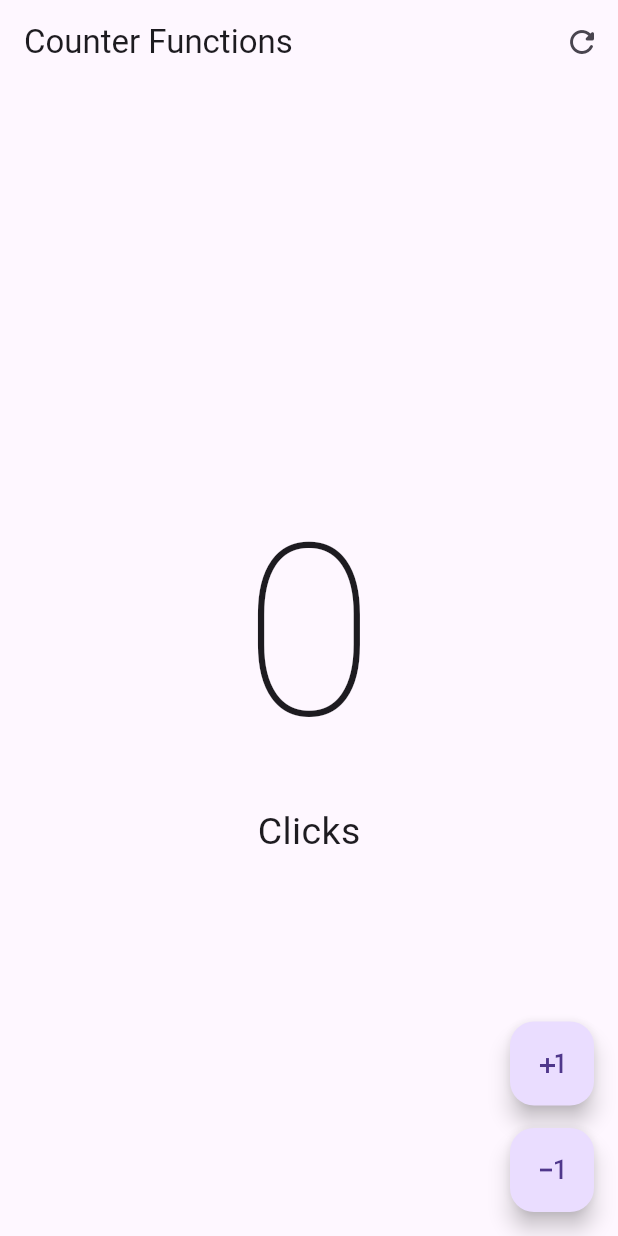
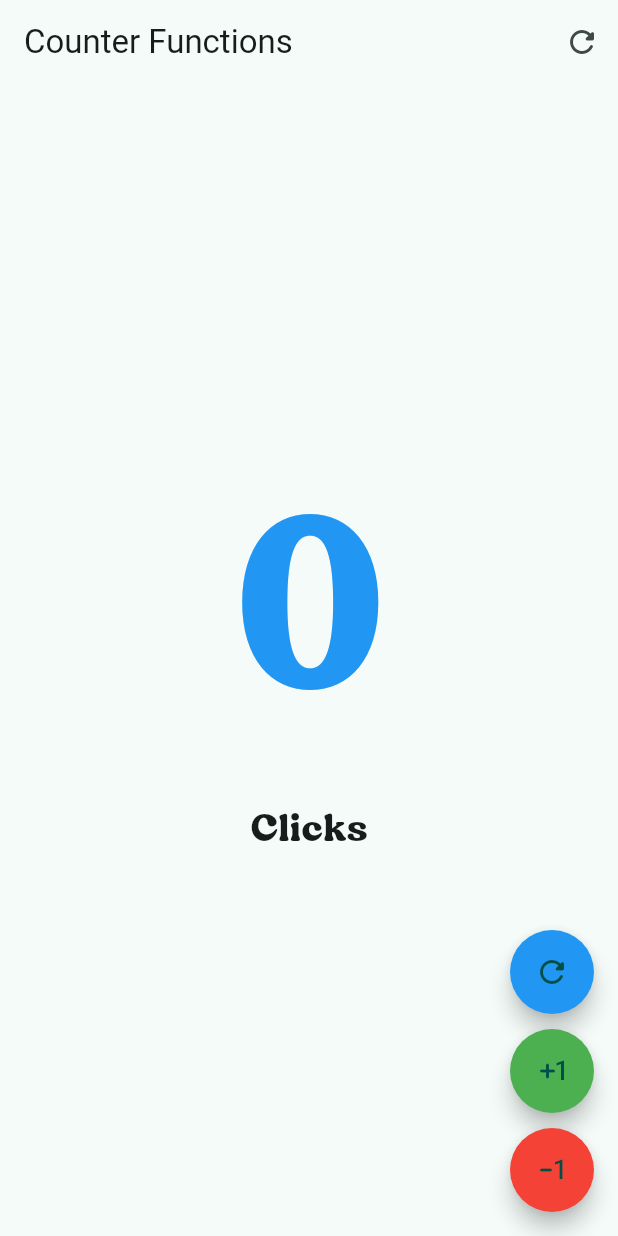
Before and after one commit to DanielGarciaPluma/Practicas-DMI-230187, a Flutter app: the screen it shows after launch, on a phone screen of 412 x 824 dp. Run offline on Flutter 3.47's test engine with Material 3 defaults, Android fonts, the phone set to English and light mode, and no system bars.

Commit message:
Practica 02: Creacion de mi primera aplicacion con flutter
Creacion de una aplicacion con fluter desde cero

```diff
--- a/hello_world_app/lib/Presentation/Screens/counter/counter_functions_screen.dart
+++ b/hello_world_app/lib/Presentation/Screens/counter/counter_functions_screen.dart
@@ -4,11 +4,11 @@ class CounterFunctionsScreen extends StatefulWidget {
   const CounterFunctionsScreen({super.key});
 
   @override
-  State<CounterFunctionsScreen> createState() => _CounterFunctionsScreenState();
+  State<CounterFunctionsScreen> createState() => _CounterScreenState();
 }
 
-class _CounterFunctionsScreenState extends State<CounterFunctionsScreen> {
-  int clickCounter = 0;
+class _CounterScreenState extends State<CounterFunctionsScreen> {
+  int clickcounter = 0;
 
   @override
   Widget build(BuildContext context) {
@@ -16,83 +16,72 @@ class _CounterFunctionsScreenState extends State<CounterFunctionsScreen> {
       appBar: AppBar(
         title: const Text('Counter Functions'),
         actions: [
-            IconButton(
-                icon: const Icon(Icons.refresh_rounded),
-                onPressed: () {
-                  setState(() {
-                    clickCounter = 0;
-                  });
-                }),
+          IconButton(icon: Icon(Icons.refresh_rounded), onPressed: () {
+            setState((){clickcounter = 0;})
+            ;
+          })
         ],
       ),
       body: Center(
         child: Column(
           mainAxisAlignment: MainAxisAlignment.center,
           children: [
-              Text('$clickCounter',
-                  style: const TextStyle(
-                      fontSize: 160, fontWeight: FontWeight.w100)),
-
-              Text('Click${clickCounter == 1 ? '' : 's'}',
-                  style: const TextStyle(fontSize: 25))
-
-              // if( clickCounter == 1 )
-              //   const Text('Click', style: TextStyle(fontSize: 25)),
-
-              // if( clickCounter != 1 )
-              //   const Text('Clicks', style: TextStyle(fontSize: 25)),
+            Text(
+              '$clickcounter',
+              style: TextStyle(
+                fontSize: 160,
+                fontFamily: 'Bremlin',
+                fontWeight: FontWeight.w100,
+                color: clickcounter < 0
+                    ? Colors.red
+                    : clickcounter > 0
+                    ? Colors.green
+                    : Colors.blue,
+              ),
+            ),
+            Text(
+              "Click${clickcounter != 1 ? 's' : ''}",
+              style: TextStyle(fontSize: 25, fontFamily: 'Bremlin'),
+            ),
           ],
         ),
       ),
       floatingActionButton: Column(
         mainAxisAlignment: MainAxisAlignment.end,
         children: [
-            CustomButton(
-              icon: Icons.refresh_rounded,
-              onPressed: () {
-                clickCounter = 0;
-                setState(() {});
-              },
+          // Igualar a Cero
+          CustomButton(icon: Icons.refresh_rounded, color: Colors.blue, onPressed: () { setState((){ clickcounter = 0;}); },),
+          SizedBox(height: 10),
+          // Sumar uno
+          CustomButton(icon: Icons.exposure_plus_1_rounded, color: Colors.green, onPressed: () { setState((){ clickcounter++; }); },),
+          SizedBox(height: 10),
+          // Restar uno
+          CustomButton(icon: Icons.exposure_minus_1_rounded, color: Colors.red, onPressed: () { setState((){ clickcounter--; });},),
+        ],
       ),
-            const SizedBox(height: 10),
-            CustomButton(
-              icon: Icons.exposure_minus_1_outlined,
-              onPressed: () {
-                if (clickCounter == 0) return;
-                clickCounter--;
-                setState(() {});
-              },
-            ),
-            const SizedBox(height: 10),
-            CustomButton(
-              icon: Icons.plus_one,
-              onPressed: () {
-                clickCounter++;
-                setState(() {});
-              },
-            ),
-          ],
-        ));
+    );
   }
 }
 
 class CustomButton extends StatelessWidget {
+
   final IconData icon;
   final VoidCallback? onPressed;
-
+  final Color color;
   const CustomButton({
     super.key,
     required this.icon,
     this.onPressed,
+    required this.color
   });
 
   @override
   Widget build(BuildContext context) {
     return FloatingActionButton(
-      // shape: const StadiumBorder(),
+      shape: const StadiumBorder(),
       enableFeedback: true,
-      elevation: 5,
       onPressed: onPressed,
+      backgroundColor: color,
       child: Icon(icon),
     );
   }
--- a/hello_world_app/lib/Presentation/Screens/counter/counter_screen.dart
+++ /dev/null
@@ -1,64 +0,0 @@
-import 'package:flutter/material.dart';
-
-class CounterFunctionsScreen extends StatefulWidget {
-  const CounterFunctionsScreen({super.key});
-
-  @override
-  State<CounterFunctionsScreen> createState() => _CounterFunctionsScreenState();
-}
-
-class _CounterFunctionsScreenState extends State<CounterFunctionsScreen> {
-  int clickCounter = 0;
-
-  @override
-  Widget build(BuildContext context) {
-    return Scaffold(
-      appBar: AppBar(
-        title: const Text('Counter Functions'),
-        actions: [
-          IconButton(
-            icon: Icon(Icons.refresh_rounded),
-            onPressed: () {
-              setState(() {
-                clickCounter = 0;
-              });
-            },
-          ),
-        ],
-      ),
-        body: Center(
-          child: Column(
-            mainAxisAlignment: MainAxisAlignment.center,
-            children: [
-              Text('$clickCounter',
-                style: const TextStyle(
-                  fontSize: 160, fontWeight: FontWeight.w100 )),
-              Text('Click${clickCounter == 1 ? '' : 's' }', style: TextStyle( fontSize: 25 ))
-            ],
-          ),
-        ),
-        floatingActionButton: Column(
-          mainAxisAlignment: MainAxisAlignment.end,
-          children: [
-            FloatingActionButton(
-              onPressed: () {
-                clickCounter ++;
-                setState(() {});
-              },
-              child: const Icon( Icons.plus_one ),
-            ),
-
-            SizedBox(height: 15,),
-
-            FloatingActionButton(
-              onPressed: () {
-                clickCounter --;
-                setState(() {});
-              },
-              child: const Icon( Icons.exposure_minus_1_outlined ),
-            ),
-          ],
-        )
-      );
-  }
-}
--- a/hello_world_app/lib/main.dart
+++ b/hello_world_app/lib/main.dart
@@ -1,19 +1,23 @@
 import 'package:flutter/material.dart';
-import 'Presentation/Screens/counter/counter_screen.dart';
+import 'package:hello_world_app/presentation/screens/counter/counter_functions_screen.dart';
 
-void main() {
+void main(){
   runApp(const MyApp());
 }
 
 class MyApp extends StatelessWidget {
-
   const MyApp({super.key});
 
   @override
   Widget build(BuildContext context) {
-    return const MaterialApp(
+    return MaterialApp(
       debugShowCheckedModeBanner: false,
-      home: CounterFunctionsScreen()
+      theme: ThemeData(
+        useMaterial3: true,
+        colorSchemeSeed: Colors.teal,
+        fontFamily: 'Roboto',
+      ),
+      home: const CounterFunctionsScreen()
     );
   }
 }
--- a/hello_world_app/pubspec.yaml
+++ b/hello_world_app/pubspec.yaml
@@ -57,6 +57,10 @@ flutter:
   # the material Icons class.
   uses-material-design: true
 
+  fonts:
+    - family: Bremlin
+      fonts:
+        - asset: assets/fonts/Bremlin.otf
   # To add assets to your application, add an assets section, like this:
   # assets:
   #   - images/a_dot_burr.jpeg
```
Also changed, not shown: hello_world_app/assets/fonts/Read Me!.txt (added, +39 -0 lines), hello_world_app/assets/fonts/Bremlin.otf (added). Lines whose indentation alone changed are shown as unchanged.
